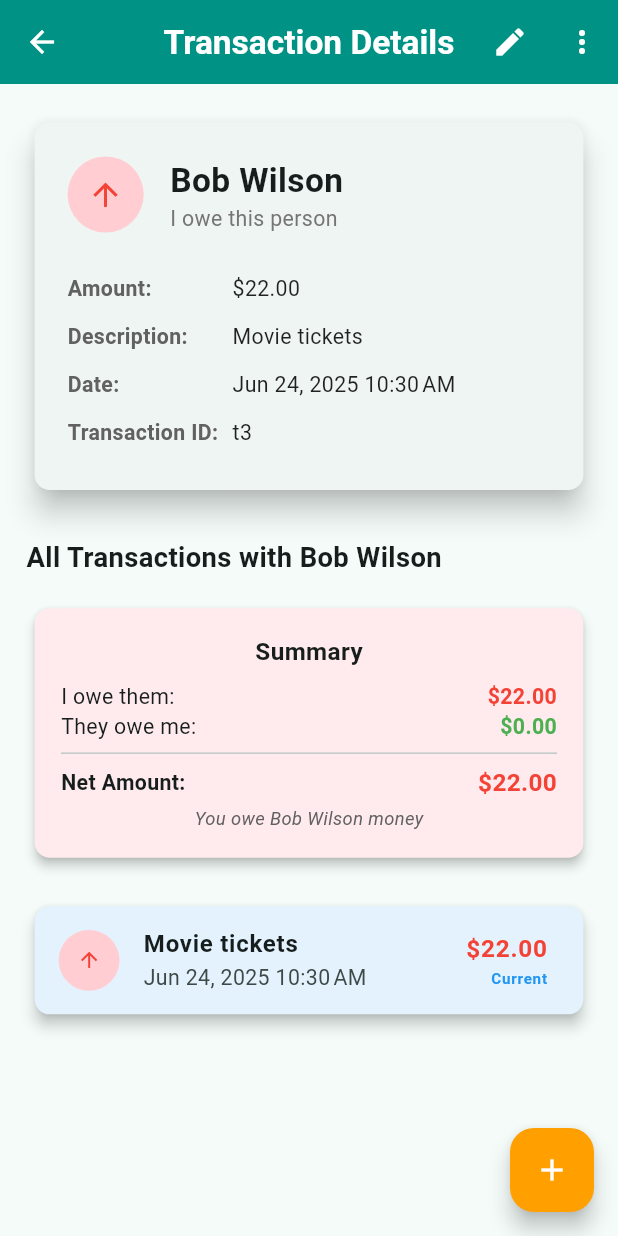
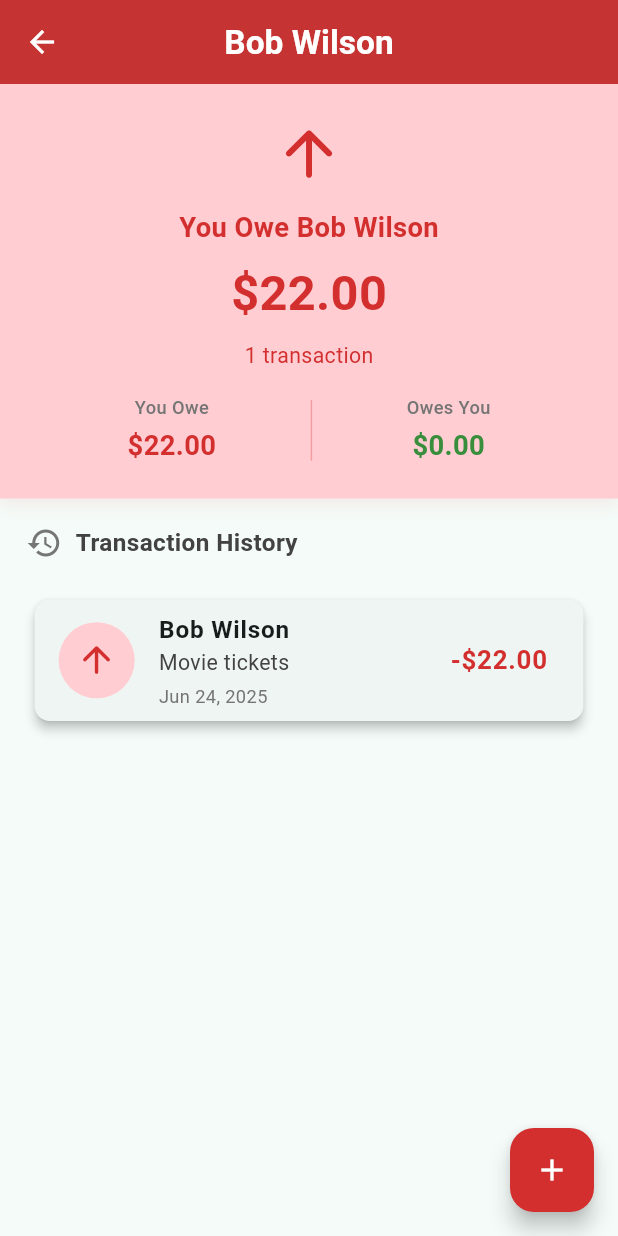
Before and after one commit to Geopaul94/debt_tracker_localdatabase, a Flutter app: the HomePage screen opened by its route, after a tap on "Bob Wilson", on a phone screen of 412 x 824 dp. Run offline on Flutter 3.47's test engine with Material 3 defaults, Android fonts, the light colour scheme and no system bars; our stand-ins replace dartz, flutter_bloc, flutter_screenutil, get_it, google_mobile_ads, shared_preferences and 1 more; accounts and stored records are empty.

Commit message:
trasaction ui completed

```diff
--- /dev/null
+++ b/lib/domain/entities/grouped_transaction_entity.dart
@@ -0,0 +1,62 @@
+import 'transaction_entity.dart';
+
+class GroupedTransactionEntity {
+  final String userName;
+  final List<TransactionEntity> transactions;
+  final double totalIOwe;
+  final double totalOwesMe;
+  final DateTime lastTransactionDate;
+
+  const GroupedTransactionEntity({
+    required this.userName,
+    required this.transactions,
+    required this.totalIOwe,
+    required this.totalOwesMe,
+    required this.lastTransactionDate,
+  });
+
+  /// Net amount: positive means they owe me, negative means I owe them
+  double get netAmount => totalOwesMe - totalIOwe;
+
+  /// Returns true if the net amount means they owe me money
+  bool get isInMyFavor => netAmount > 0;
+
+  /// Returns true if the net amount means I owe them money
+  bool get isInTheirFavor => netAmount < 0;
+
+  /// Returns true if we're settled (no debt either way)
+  bool get isSettled => netAmount == 0;
+
+  /// Returns the absolute net amount for display
+  double get absoluteNetAmount => netAmount.abs();
+
+  /// Creates grouped transaction from a list of transactions for the same user
+  factory GroupedTransactionEntity.fromTransactions(
+    String userName,
+    List<TransactionEntity> userTransactions,
+  ) {
+    double totalIOwe = 0;
+    double totalOwesMe = 0;
+    DateTime latestDate = userTransactions.first.date;
+
+    for (final transaction in userTransactions) {
+      if (transaction.type == TransactionType.iOwe) {
+        totalIOwe += transaction.amount;
+      } else {
+        totalOwesMe += transaction.amount;
+      }
+
+      if (transaction.date.isAfter(latestDate)) {
+        latestDate = transaction.date;
+      }
+    }
+
+    return GroupedTransactionEntity(
+      userName: userName,
+      transactions: userTransactions,
+      totalIOwe: totalIOwe,
+      totalOwesMe: totalOwesMe,
+      lastTransactionDate: latestDate,
+    );
+  }
+}
--- a/lib/main.dart
+++ b/lib/main.dart
@@ -41,7 +41,7 @@ void main() async {
 class ErrorApp extends StatelessWidget {
   final String error;
 
-  const ErrorApp({Key? key, required this.error}) : super(key: key);
+  const ErrorApp({super.key, required this.error});
 
   @override
   Widget build(BuildContext context) {
--- a/lib/presentation/bloc/currency_selection_bloc.dart/bloc/currency_selection_event.dart
+++ /dev/null
@@ -1,6 +0,0 @@
-// part of 'currency_selection_bloc.dart';
-
-// @freezed
-// class CurrencySelectionEvent with _$CurrencySelectionEvent {
-//   const factory CurrencySelectionEvent.started() = _Started;
-// }
--- a/lib/presentation/bloc/currency_selection_bloc.dart/bloc/currency_selection_state.dart
+++ /dev/null
@@ -1,4 +0,0 @@
-
-// class CurrencySelectionState with _$CurrencySelectionState {
-//   const factory CurrencySelectionState.initial() = _Initial;
-// }
--- a/lib/presentation/bloc/transacton_bloc/transaction_state.dart
+++ b/lib/presentation/bloc/transacton_bloc/transaction_state.dart
@@ -1,4 +1,5 @@
 import '../../../domain/entities/transaction_entity.dart';
+import '../../../domain/entities/grouped_transaction_entity.dart';
 
 abstract class TransactionState {
   const TransactionState();
@@ -14,11 +15,13 @@ class TransactionLoading extends TransactionState {
 
 class TransactionLoaded extends TransactionState {
   final List<TransactionEntity> transactions;
+  final List<GroupedTransactionEntity> groupedTransactions;
   final double totalIOwe;
   final double totalOwesMe;
 
   const TransactionLoaded({
     required this.transactions,
+    required this.groupedTransactions,
     required this.totalIOwe,
     required this.totalOwesMe,
   });
--- /dev/null
+++ b/lib/presentation/pages/grouped_debt_detail_page.dart
@@ -0,0 +1,239 @@
+import 'package:flutter/material.dart';
+import 'package:flutter_screenutil/flutter_screenutil.dart';
+import 'package:intl/intl.dart';
+
+import '../../core/services/currency_service.dart';
+import '../../domain/entities/grouped_transaction_entity.dart';
+import '../../domain/entities/transaction_entity.dart';
+import '../widgets/ad_banner_widget.dart';
+import '../widgets/transaction_list_item.dart';
+import 'add_transaction_page.dart';
+
+class GroupedDebtDetailPage extends StatelessWidget {
+  final GroupedTransactionEntity groupedTransaction;
+
+  const GroupedDebtDetailPage({Key? key, required this.groupedTransaction})
+    : super(key: key);
+
+  @override
+  Widget build(BuildContext context) {
+    final currencyService = CurrencyService.instance;
+
+    // Determine colors based on net amount
+    Color primaryColor;
+    Color backgroundColor;
+    String title;
+    IconData icon;
+
+    if (groupedTransaction.isSettled) {
+      primaryColor = Colors.grey[700]!;
+      backgroundColor = Colors.grey[100]!;
+      title = '${groupedTransaction.userName} (Settled)';
+      icon = Icons.check_circle_outline;
+    } else if (groupedTransaction.isInMyFavor) {
+      primaryColor = Colors.green[700]!;
+      backgroundColor = Colors.green[100]!;
+      title = '${groupedTransaction.userName} Owes You';
+      icon = Icons.   arrow_downward_rounded;
+    } else {
+      primaryColor = Colors.red[700]!;
+      backgroundColor = Colors.red[100]!;
+      title = 'You Owe ${groupedTransaction.userName}';
+      icon = Icons.arrow_upward_rounded;
+    }
+
+    return Scaffold(
+      appBar: AppBar(
+        title: Text(groupedTransaction.userName),
+        centerTitle: true,
+        backgroundColor: primaryColor,
+        foregroundColor: Colors.white,
+        elevation: 2,
+      ),
+      body: Column(
+        children: [
+          // Summary Header
+          Container(
+            width: double.infinity,
+            padding: EdgeInsets.all(20.w),
+            decoration: BoxDecoration(
+              color: backgroundColor,
+              boxShadow: [
+                BoxShadow(
+                  color: primaryColor.withOpacity(0.1),
+                  spreadRadius: 1,
+                  blurRadius: 10,
+                  offset: Offset(0, 2),
+                ),
+              ],
+            ),
+            child: Column(
+              children: [
+                Icon(icon, size: 48.sp, color: primaryColor),
+                SizedBox(height: 12.h),
+                Text(
+                  title,
+                  style: TextStyle(
+                    fontSize: 18.sp,
+                    color: primaryColor,
+                    fontWeight: FontWeight.bold,
+                  ),
+                ),
+                SizedBox(height: 8.h),
+                if (!groupedTransaction.isSettled)
+                  Text(
+                    currencyService.formatAmount(
+                      groupedTransaction.absoluteNetAmount,
+                    ),
+                    style: TextStyle(
+                      fontSize: 32.sp,
+                      fontWeight: FontWeight.bold,
+                      color: primaryColor,
+                    ),
+                  )
+                else
+                  Text(
+                    'All Settled!',
+                    style: TextStyle(
+                      fontSize: 24.sp,
+                      fontWeight: FontWeight.bold,
+                      color: primaryColor,
+                    ),
+                  ),
+                SizedBox(height: 8.h),
+                Text(
+                  '${groupedTransaction.transactions.length} transaction${groupedTransaction.transactions.length == 1 ? '' : 's'}',
+                  style: TextStyle(fontSize: 14.sp, color: primaryColor),
+                ),
+                SizedBox(height: 16.h),
+                Row(
+                  mainAxisAlignment: MainAxisAlignment.spaceEvenly,
+                  children: [
+                    _buildSummaryItem(
+                      'You Owe',
+                      groupedTransaction.totalIOwe,
+                      Colors.red[700]!,
+                    ),
+                    Container(
+                      height: 40.h,
+                      width: 1,
+                      color: primaryColor.withOpacity(0.3),
+                    ),
+                    _buildSummaryItem(
+                      'Owes You',
+                      groupedTransaction.totalOwesMe,
+                      Colors.green[700]!,
+                    ),
+                  ],
+                ),
+              ],
+            ),
+          ),
+
+          // Ad Banner
+          AdBannerWidget(
+            margin: EdgeInsets.symmetric(horizontal: 16.w, vertical: 8.h),
+          ),
+
+          // Transaction History
+          Expanded(
+            child: Column(
+              crossAxisAlignment: CrossAxisAlignment.start,
+              children: [
+                Padding(
+                  padding: EdgeInsets.all(16.w),
+                  child: Row(
+                    children: [
+                      Icon(Icons.history, color: Colors.grey[600]),
+                      SizedBox(width: 8.w),
+                      Text(
+                        'Transaction History',
+                        style: TextStyle(
+                          fontSize: 16.sp,
+                          fontWeight: FontWeight.bold,
+                          color: Colors.grey[800],
+                        ),
+                      ),
+                    ],
+                  ),
+                ),
+                Expanded(
+                  child: ListView.builder(
+                    padding: EdgeInsets.symmetric(horizontal: 16.w),
+                    itemCount: groupedTransaction.transactions.length,
+                    itemBuilder: (context, index) {
+                      final transaction =
+                          groupedTransaction.transactions[index];
+                      return TransactionListItem(
+                        transaction: transaction,
+                        onTap:
+                            () => _navigateToEditTransaction(
+                              context,
+                              transaction,
+                            ),
+                      );
+                    },
+                  ),
+                ),
+              ],
+            ),
+          ),
+        ],
+      ),
+      floatingActionButton: FloatingActionButton(
+        onPressed: () => _addNewTransactionForUser(context),
+        backgroundColor: primaryColor,
+        child: Icon(Icons.add, color: Colors.white),
+        tooltip: 'Add Transaction for ${groupedTransaction.userName}',
+      ),
+    );
+  }
+
+  Widget _buildSummaryItem(String label, double amount, Color color) {
+    final currencyService = CurrencyService.instance;
+
+    return Column(
+      children: [
+        Text(
+          label,
+          style: TextStyle(
+            fontSize: 12.sp,
+            color: Colors.grey[600],
+            fontWeight: FontWeight.w500,
+          ),
+        ),
+        SizedBox(height: 4.h),
+        Text(
+          currencyService.formatAmount(amount),
+          style: TextStyle(
+            fontSize: 18.sp,
+            fontWeight: FontWeight.bold,
+            color: color,
+          ),
+        ),
+      ],
+    );
+  }
+
+  void _navigateToEditTransaction(
+    BuildContext context,
+    TransactionEntity transaction,
+  ) {
+    Navigator.of(context).push(
+      MaterialPageRoute(
+        builder:
+            (context) => AddTransactionPage(transactionToEdit: transaction),
+      ),
+    );
+  }
+
+  void _addNewTransactionForUser(BuildContext context) {
+    Navigator.of(context).push(
+      MaterialPageRoute(
+        builder:
+            (context) =>
+                AddTransactionPage(prefilledName: groupedTransaction.userName),
+      ),
+    );
+  }
+}
--- a/lib/presentation/pages/home_page.dart
+++ b/lib/presentation/pages/home_page.dart
@@ -1,21 +1,23 @@
 import 'package:flutter/material.dart';
 import 'package:flutter_bloc/flutter_bloc.dart';
 import 'package:flutter_screenutil/flutter_screenutil.dart';
-import 'package:intl/intl.dart';
 
 import '../../core/services/ad_service.dart';
-import '../../core/services/currency_service.dart';
 import '../../core/services/preference_service.dart';
-import '../../domain/entities/transaction_entity.dart';
+import '../../domain/entities/grouped_transaction_entity.dart';
+import '../../injection/injection_container.dart';
 import '../bloc/transacton_bloc/transaction_bloc.dart';
 import '../bloc/transacton_bloc/transaction_event.dart';
 import '../bloc/transacton_bloc/transaction_state.dart';
+import '../bloc/currency_bloc/currency_bloc.dart';
+import '../bloc/currency_bloc/currency_event.dart';
+import '../bloc/currency_bloc/currency_state.dart';
 import '../widgets/summary_card.dart';
-import '../widgets/transaction_list_item.dart';
+import '../widgets/grouped_transaction_list_item.dart';
 import '../widgets/ad_banner_widget.dart';
 import 'add_transaction_page.dart';
-import 'transaction_history.dart';
 import 'settings_page.dart';
+import 'grouped_debt_detail_page.dart';
 
 class HomePage extends StatefulWidget {
   @override
@@ -23,13 +25,36 @@ class HomePage extends StatefulWidget {
 }
 
 class _HomePageState extends State<HomePage> {
-  int _transactionAddCount = 0; // Track for interstitial ads
+  int _transactionAddCount = 0;
   bool _isPremiumUnlocked = false;
   DateTime? _adFreeUntil;
+  late CurrencyBloc _currencyBloc;
+
+  @override
+  void initState() {
+    super.initState();
+    _currencyBloc =
+        serviceLocator<CurrencyBloc>()..add(LoadCurrentCurrencyEvent());
+  }
+
+  @override
+  void dispose() {
+    _currencyBloc.close();
+    super.dispose();
+  }
 
   @override
   Widget build(BuildContext context) {
-    return Scaffold(
+    return MultiBlocProvider(
+      providers: [BlocProvider.value(value: _currencyBloc)],
+      child: BlocListener<CurrencyBloc, CurrencyState>(
+        listener: (context, currencyState) {
+          if (currencyState is CurrencyChangedSuccess) {
+            // Currency changed, reload transactions to update formatting
+            context.read<TransactionBloc>().add(LoadTransactionsEvent());
+          }
+        },
+        child: Scaffold(
           appBar: AppBar(
             title: Text('Debt Tracker'),
             actions: [
@@ -95,7 +120,9 @@ class _HomePageState extends State<HomePage> {
                             Icon(
                               Icons.analytics,
                               color:
-                              _isPremiumUnlocked ? Colors.green : Colors.grey,
+                                  _isPremiumUnlocked
+                                      ? Colors.green
+                                      : Colors.grey,
                             ),
                             SizedBox(width: 8),
                             Text('Advanced Analytics'),
@@ -135,7 +162,6 @@ class _HomePageState extends State<HomePage> {
             },
             builder: (context, state) {
               if (state is TransactionInitial) {
-            // Start loading transactions on initial load
                 context.read<TransactionBloc>().add(LoadTransactionsEvent());
                 return Center(child: CircularProgressIndicator());
               } else if (state is TransactionLoading) {
@@ -153,6 +179,8 @@ class _HomePageState extends State<HomePage> {
             onPressed: () => _navigateToAddTransaction(context),
             child: Icon(Icons.add),
             tooltip: 'Add Transaction',
+          ),
+        ),
       ),
     );
   }
@@ -176,20 +204,20 @@ class _HomePageState extends State<HomePage> {
                   : SizedBox.shrink();
             },
           ),
-          state.transactions.isEmpty
+          state.groupedTransactions.isEmpty
               ? _buildEmptyState()
               : ListView.builder(
                 shrinkWrap: true,
                 physics: NeverScrollableScrollPhysics(),
                 padding: EdgeInsets.symmetric(horizontal: 16.w),
                 itemCount:
-                    state.transactions.length +
-                    (state.transactions.length > 5 ? 1 : 0),
+                    state.groupedTransactions.length +
+                    (state.groupedTransactions.length > 5 ? 1 : 0),
                 itemBuilder: (context, index) {
                   // Insert another banner ad after every 5 transactions
                   if (index > 0 &&
                       index % 6 == 5 &&
-                      state.transactions.length > 5 &&
+                      state.groupedTransactions.length > 5 &&
                       !_isAdFree) {
                     return FutureBuilder<bool>(
                       future: PreferenceService.instance.shouldShowAds(),
@@ -205,16 +233,17 @@ class _HomePageState extends State<HomePage> {
                   }
 
                   final transactionIndex = index > 5 ? index - 1 : index;
-                  if (transactionIndex >= state.transactions.length) {
+                  if (transactionIndex >= state.groupedTransactions.length) {
                     return SizedBox.shrink();
                   }
 
-                  final transaction = state.transactions[transactionIndex];
-                  return TransactionListItem(
-                    transaction: transaction,
+                  final groupedTransaction =
+                      state.groupedTransactions[transactionIndex];
+                  return GroupedTransactionListItem(
+                    groupedTransaction: groupedTransaction,
                     onTap:
                         () =>
-                            _navigateToTransactionHistory(context, transaction),
+                            _navigateToDebtDetail(context, groupedTransaction),
                   );
                 },
               ),
@@ -304,6 +333,7 @@ class _HomePageState extends State<HomePage> {
     try {
       await AdService.instance.showRewardedAd(
         onUserEarnedReward: (ad, reward) {
+          if (mounted) {
             setState(() {
               _isPremiumUnlocked = true;
             });
@@ -314,10 +344,12 @@ class _HomePageState extends State<HomePage> {
                 duration: Duration(seconds: 3),
               ),
             );
+          }
         },
       );
     } catch (e) {
       print('Error showing rewarded ad: $e');
+      if (mounted) {
         ScaffoldMessenger.of(context).showSnackBar(
           SnackBar(
             content: Text('Ad not ready. Please try again later.'),
@@ -326,11 +358,13 @@ class _HomePageState extends State<HomePage> {
         );
       }
     }
+  }
 
   Future<void> _showRewardedAdForAdFree() async {
     try {
       await AdService.instance.showRewardedAd(
         onUserEarnedReward: (ad, reward) {
+          if (mounted) {
             setState(() {
               _adFreeUntil = DateTime.now().add(Duration(hours: 2));
             });
@@ -341,6 +375,7 @@ class _HomePageState extends State<HomePage> {
                 duration: Duration(seconds: 3),
               ),
             );
+          }
         },
       );
     } catch (e) {
@@ -417,23 +452,28 @@ class _HomePageState extends State<HomePage> {
     );
   }
 
-  void _navigateToTransactionHistory(
-    BuildContext context,
-    TransactionEntity transaction,
-  ) {
-    Navigator.of(context).push(
-      MaterialPageRoute(
-        builder: (context) => TransactionHistoryPage(transaction: transaction),
-      ),
-    );
-  }
 
   void _navigateToSettings() {
     Navigator.of(
       context,
     ).push(MaterialPageRoute(builder: (context) => SettingsPage())).then((_) {
+      // Refresh currency bloc when returning from settings
+      _currencyBloc.add(LoadCurrentCurrencyEvent());
       // Reload transactions in case settings changed
       context.read<TransactionBloc>().add(LoadTransactionsEvent());
     });
   }
+
+  void _navigateToDebtDetail(
+    BuildContext context,
+    GroupedTransactionEntity groupedTransaction,
+  ) {
+    Navigator.of(context).push(
+      MaterialPageRoute(
+        builder:
+            (context) =>
+                GroupedDebtDetailPage(groupedTransaction: groupedTransaction),
+      ),
+    );
   }
+}
--- a/lib/presentation/pages/owetrackerapp.dart
+++ b/lib/presentation/pages/owetrackerapp.dart
@@ -104,7 +104,7 @@ class OweTrackerApp extends StatelessWidget {
             ),
             initialRoute: '/',
             routes: {
-              '/': (context) =>  FirstTimeSetupPage(),
+              '/': (context) =>  SplashScreen(),
               '/first-time-setup': (context) => FirstTimeSetupPage(),
               '/home': (context) => HomePage(),
               '/add-transaction': (context) => AddTransactionPage(),
--- /dev/null
+++ b/lib/presentation/widgets/grouped_transaction_list_item.dart
@@ -0,0 +1,116 @@
+import 'package:flutter/material.dart';
+import 'package:flutter_screenutil/flutter_screenutil.dart';
+import 'package:intl/intl.dart';
+
+import '../../core/services/currency_service.dart';
+import '../../domain/entities/grouped_transaction_entity.dart';
+
+class GroupedTransactionListItem extends StatelessWidget {
+  final GroupedTransactionEntity groupedTransaction;
+  final VoidCallback? onTap;
+
+  const GroupedTransactionListItem({
+    Key? key,
+    required this.groupedTransaction,
+    this.onTap,
+  }) : super(key: key);
+
+  @override
+  Widget build(BuildContext context) {
+    final currencyService = CurrencyService.instance;
+    final dateFormat = DateFormat.yMMMd();
+
+    // Determine colors and icons based on net amount
+    Color backgroundColor;
+    Color iconColor;
+    IconData icon;
+    String amountPrefix;
+    String statusText;
+
+    if (groupedTransaction.isSettled) {
+      backgroundColor = Colors.grey[100]!;
+      iconColor = Colors.grey[700]!;
+      icon = Icons.check_circle_outline;
+      amountPrefix = '';
+      statusText = 'Settled';
+    } else if (groupedTransaction.isInMyFavor) {
+      backgroundColor = Colors.green[100]!;
+      iconColor = Colors.green[700]!;
+      icon = Icons.  arrow_downward_rounded;
+      amountPrefix = '+';
+      statusText = 'Owes you';
+    } else {
+      backgroundColor = Colors.red[100]!;
+      iconColor = Colors.red[700]!;
+      icon = Icons.arrow_upward_rounded;
+      amountPrefix = '-';
+      statusText = 'You owe';
+    }
+
+    return Card(
+      child: ListTile(
+        onTap: onTap,
+        leading: CircleAvatar(
+          backgroundColor: backgroundColor,
+          radius: 25.r,
+          child: Icon(icon, color: iconColor, size: 28.sp),
+        ),
+        title: Text(
+          groupedTransaction.userName,
+          style: TextStyle(fontWeight: FontWeight.bold, fontSize: 16.sp),
+        ),
+        subtitle: Column(
+          crossAxisAlignment: CrossAxisAlignment.start,
+          children: [
+            Text(
+              '${groupedTransaction.transactions.length} transaction${groupedTransaction.transactions.length == 1 ? '' : 's'}',
+              style: TextStyle(fontSize: 14.sp, color: Colors.grey[800]),
+            ),
+            SizedBox(height: 4.h),
+            Row(
+              children: [
+                Text(
+                  statusText,
+                  style: TextStyle(
+                    color: iconColor,
+                    fontSize: 12.sp,
+                    fontWeight: FontWeight.w600,
+                  ),
+                ),
+                Text(
+                  ' • ${dateFormat.format(groupedTransaction.lastTransactionDate)}',
+                  style: TextStyle(color: Colors.grey[600], fontSize: 12.sp),
+                ),
+              ],
+            ),
+          ],
+        ),
+        trailing: Column(
+          mainAxisAlignment: MainAxisAlignment.center,
+          crossAxisAlignment: CrossAxisAlignment.end,
+          children: [
+            if (!groupedTransaction.isSettled)
+              Text(
+                '$amountPrefix${currencyService.formatAmount(groupedTransaction.absoluteNetAmount)}',
+                style: TextStyle(
+                  fontWeight: FontWeight.bold,
+                  fontSize: 17.sp,
+                  color: iconColor,
+                ),
+              )
+            else
+              Text(
+                'Settled',
+                style: TextStyle(
+                  fontWeight: FontWeight.bold,
+                  fontSize: 14.sp,
+                  color: iconColor,
+                ),
+              ),
+
+          ],
+        ),
+      ),
+    );
+  }
+}
--- a/lib/presentation/widgets/transaction_list_item.dart
+++ b/lib/presentation/widgets/transaction_list_item.dart
@@ -2,6 +2,7 @@ import 'package:flutter/material.dart';
 import 'package:flutter_screenutil/flutter_screenutil.dart';
 import 'package:intl/intl.dart';
 
+import '../../core/services/currency_service.dart';
 import '../../domain/entities/transaction_entity.dart';
 
 class TransactionListItem extends StatelessWidget {
@@ -13,7 +14,7 @@ class TransactionListItem extends StatelessWidget {
 
   @override
   Widget build(BuildContext context) {
-    final currencyFormat = NumberFormat.currency(locale: 'en_US', symbol: '\$');
+    final currencyService = CurrencyService.instance;
     final dateFormat = DateFormat.yMMMd(); // e.g., Sep 10, 2023
 
     return Card(
@@ -27,8 +28,8 @@ class TransactionListItem extends StatelessWidget {
           radius: 25.r,
           child: Icon(
             transaction.type == TransactionType.iOwe
-                ? Icons.arrow_downward_rounded
-                : Icons.arrow_upward_rounded,
+                ? Icons.arrow_upward_rounded
+                : Icons.   arrow_downward_rounded  ,
             color:
                 transaction.type == TransactionType.iOwe
                     ? Colors.red[700]
@@ -55,7 +56,7 @@ class TransactionListItem extends StatelessWidget {
           ],
         ),
         trailing: Text(
-          '${transaction.type == TransactionType.iOwe ? '-' : '+'}${currencyFormat.format(transaction.amount)}',
+          '${transaction.type == TransactionType.iOwe ? '-' : '+'}${currencyService.formatAmount(transaction.amount)}',
           style: TextStyle(
             fontWeight: FontWeight.bold,
             fontSize: 17.sp,
```
Also changed, not shown: lib/presentation/bloc/currency_selection_bloc.dart/bloc/currency_selection_bloc.dart (deleted, +0 -15 lines), lib/presentation/bloc/transacton_bloc/transaction_bloc.dart (+38 -0 lines), lib/presentation/pages/add_transaction_page.dart (+15 -2 lines), lib/presentation/pages/first_time_setup_page.dart (+72 -31 lines). Lines whose indentation alone changed are shown as unchanged.
